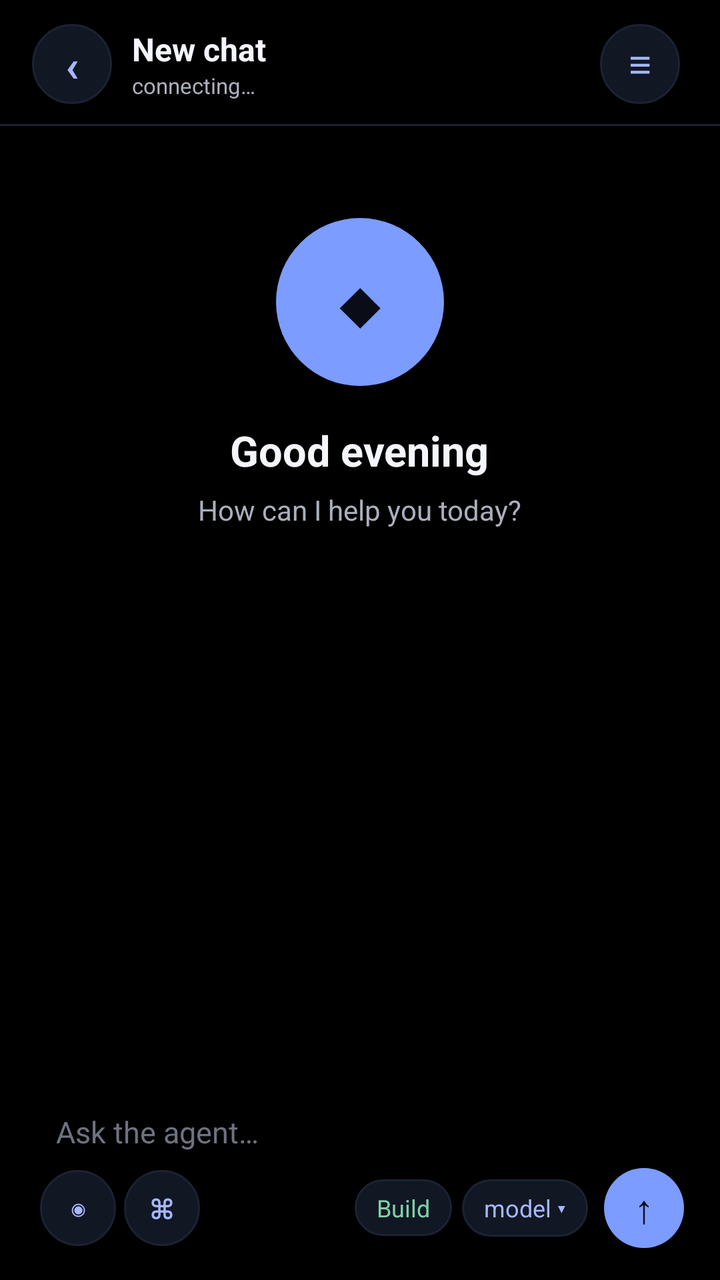
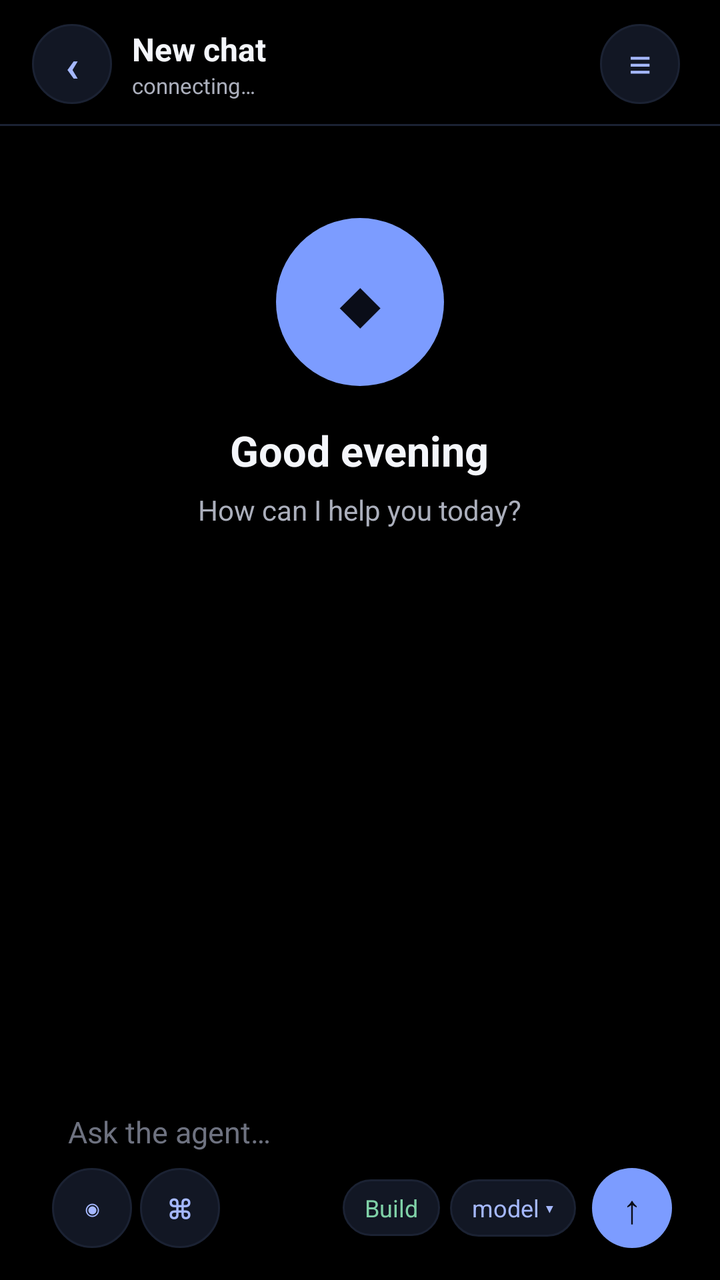

Screens rendered from an Android XML layout before and after an edit, with the pre-edit source and the edit as a unified diff.
<!-- AndroidManifest.xml: application theme AppTheme -->
<!-- res/layout/activity_chat.xml -->
<?xml version="1.0" encoding="utf-8"?>
<LinearLayout xmlns:android="http://schemas.android.com/apk/res/android"
    android:layout_width="match_parent"
    android:layout_height="match_parent"
    android:orientation="vertical"
    android:background="@color/bg">

    
    <LinearLayout
        android:layout_width="match_parent"
        android:layout_height="wrap_content"
        android:orientation="horizontal"
        android:gravity="center_vertical"
        android:paddingStart="16dp"
        android:paddingEnd="12dp"
        android:paddingTop="12dp"
        android:paddingBottom="10dp">

        
        <TextView
            android:id="@+id/btnBack"
            android:layout_width="40dp"
            android:layout_height="40dp"
            android:minWidth="40dp"
            android:layout_marginEnd="10dp"
            android:background="@drawable/bg_chip"
            android:contentDescription="Back"
            android:gravity="center"
            android:text="‹"
            android:textColor="@color/accent_light"
            android:textSize="22sp"
            android:textStyle="bold"/>

        <LinearLayout
            android:layout_width="0dp"
            android:layout_height="wrap_content"
            android:layout_weight="1"
            android:orientation="vertical">

            <TextView
                android:id="@+id/tvTitle"
                android:layout_width="match_parent"
                android:layout_height="wrap_content"
                android:text="New chat"
                android:textColor="@color/text_primary"
                android:textSize="16sp"
                android:textStyle="bold"
                android:maxLines="1"
                android:ellipsize="end"/>

            <TextView
                android:id="@+id/tvSub"
                android:layout_width="match_parent"
                android:layout_height="wrap_content"
                android:text="connecting…"
                android:textColor="@color/text_secondary"
                android:textSize="11sp"
                android:maxLines="1"
                android:ellipsize="end"/>
        </LinearLayout>

        
        <TextView
            android:id="@+id/tvSpend"
            android:layout_width="wrap_content"
            android:layout_height="wrap_content"
            android:layout_marginEnd="8dp"
            android:background="@drawable/bg_chip"
            android:contentDescription="Context and spend meter"
            android:maxWidth="120dp"
            android:ellipsize="middle"
            android:paddingStart="9dp"
            android:paddingEnd="9dp"
            android:paddingTop="7dp"
            android:paddingBottom="7dp"
            android:fontFamily="monospace"
            android:text="⇅ 0 · $0"
            android:textColor="@color/text_secondary"
            android:textSize="10sp"
            android:maxLines="1"
            android:visibility="gone"/>

        <TextView
            android:id="@+id/btnSessions"
            android:layout_width="40dp"
            android:layout_height="40dp"
            android:layout_marginEnd="8dp"
            android:background="@drawable/bg_chip"
            android:contentDescription="Sessions"
            android:gravity="center"
            android:text="≡"
            android:textColor="@color/accent_light"
            android:textSize="20sp"/>
    </LinearLayout>

    <View
        android:layout_width="match_parent"
        android:layout_height="1dp"
        android:background="@color/stroke"/>

    
    <FrameLayout
        android:layout_width="match_parent"
        android:layout_height="0dp"
        android:layout_weight="1">

    <ScrollView
        android:id="@+id/scroll"
        android:layout_width="match_parent"
        android:layout_height="match_parent"
        android:fillViewport="true"
        android:scrollbars="vertical"
        android:overScrollMode="never">

        <LinearLayout
            android:layout_width="match_parent"
            android:layout_height="wrap_content"
            android:orientation="vertical">

            <LinearLayout
                android:id="@+id/emptyHero"
                android:layout_width="match_parent"
                android:layout_height="wrap_content"
                android:orientation="vertical"
                android:gravity="center_horizontal"
                android:paddingTop="46dp"
                android:paddingStart="28dp"
                android:paddingEnd="28dp">

                <TextView
                    android:layout_width="84dp"
                    android:layout_height="84dp"
                    android:background="@drawable/bg_hero"
                    android:gravity="center"
                    android:text="◆"
                    android:textColor="@color/on_accent"
                    android:textSize="34sp"/>

                <TextView
                    android:id="@+id/heroTitle"
                    android:layout_width="wrap_content"
                    android:layout_height="wrap_content"
                    android:paddingTop="18dp"
                    android:text="Good evening"
                    android:textColor="@color/text_primary"
                    android:textSize="21sp"
                    android:textStyle="bold"/>

                <TextView
                    android:id="@+id/heroSub"
                    android:layout_width="wrap_content"
                    android:layout_height="wrap_content"
                    android:gravity="center"
                    android:paddingTop="6dp"
                    android:text="How can I help you today?"
                    android:textColor="@color/text_secondary"
                    android:textSize="14sp"
                    android:lineSpacingExtra="2dp"/>

                <LinearLayout
                    android:id="@+id/suggestBox"
                    android:layout_width="wrap_content"
                    android:layout_height="wrap_content"
                    android:orientation="vertical"
                    android:gravity="center_horizontal"
                    android:paddingTop="20dp"/>
            </LinearLayout>

            <LinearLayout
                android:id="@+id/list"
                android:layout_width="match_parent"
                android:layout_height="wrap_content"
                android:orientation="vertical"
                android:paddingStart="16dp"
                android:paddingEnd="16dp"
                android:paddingTop="14dp"
                android:paddingBottom="14dp"/>
        </LinearLayout>
    </ScrollView>

    
    <TextView
        android:id="@+id/scrollPill"
        android:layout_width="wrap_content"
        android:layout_height="wrap_content"
        android:layout_gravity="bottom|center_horizontal"
        android:layout_marginBottom="14dp"
        android:background="@drawable/bg_chip"
        android:contentDescription="Scroll to latest"
        android:paddingStart="16dp"
        android:paddingEnd="16dp"
        android:paddingTop="7dp"
        android:paddingBottom="7dp"
        android:text="↓  latest"
        android:textColor="@color/accent_light"
        android:textSize="12sp"
        android:visibility="gone"/>
    </FrameLayout>

    
    <LinearLayout
        android:id="@+id/liveSlot"
        android:layout_width="match_parent"
        android:layout_height="wrap_content"
        android:orientation="vertical"
        android:paddingStart="10dp"
        android:paddingEnd="10dp"
        android:paddingTop="2dp"
        android:visibility="gone"/>

    
    <LinearLayout
        android:id="@+id/permSlot"
        android:layout_width="match_parent"
        android:layout_height="wrap_content"
        android:orientation="vertical"
        android:paddingStart="10dp"
        android:paddingEnd="10dp"
        android:visibility="gone"/>

    
    <LinearLayout
        android:id="@+id/qSlot"
        android:layout_width="match_parent"
        android:layout_height="wrap_content"
        android:orientation="vertical"
        android:paddingStart="10dp"
        android:paddingEnd="10dp"
        android:visibility="gone"/>

    <TextView
        android:id="@+id/tvStatus"
        android:layout_width="match_parent"
        android:layout_height="wrap_content"
        android:paddingStart="18dp"
        android:paddingEnd="16dp"
        android:paddingTop="4dp"
        android:paddingBottom="2dp"
        android:textColor="@color/warn"
        android:textSize="11sp"
        android:maxLines="1"
        android:ellipsize="end"
        android:visibility="gone"/>

    
    <LinearLayout
        android:id="@+id/typingSlot"
        android:layout_width="match_parent"
        android:layout_height="wrap_content"
        android:orientation="horizontal"
        android:gravity="center_vertical"
        android:paddingStart="18dp"
        android:paddingEnd="16dp"
        android:paddingTop="2dp"
        android:paddingBottom="2dp"
        android:visibility="gone"/>

    
    <LinearLayout
        android:id="@+id/composerBar"
        android:layout_width="match_parent"
        android:layout_height="wrap_content"
        android:orientation="vertical"
        android:paddingStart="10dp"
        android:paddingEnd="10dp"
        android:paddingTop="4dp"
        android:paddingBottom="8dp">

        
        <TextView
            android:id="@+id/costHint"
            android:layout_width="match_parent"
            android:layout_height="wrap_content"
            android:gravity="start"
            android:ellipsize="end"
            android:fontFamily="monospace"
            android:paddingStart="8dp"
            android:paddingEnd="8dp"
            android:paddingBottom="2dp"
            android:textColor="@color/text_tertiary"
            android:textSize="10sp"
            android:maxLines="1"
            android:visibility="gone"/>

        
        <LinearLayout
            android:id="@+id/composerCard"
            android:layout_width="match_parent"
            android:layout_height="wrap_content"
            android:orientation="vertical">

            
            <HorizontalScrollView
                android:id="@+id/attachScroll"
                android:layout_width="match_parent"
                android:layout_height="wrap_content"
                android:scrollbars="none"
                android:visibility="gone">

                <LinearLayout
                    android:id="@+id/attachSlot"
                    android:layout_width="wrap_content"
                    android:layout_height="wrap_content"
                    android:orientation="horizontal"
                    android:paddingStart="10dp"
                    android:paddingTop="10dp"
                    android:paddingBottom="2dp"/>
            </HorizontalScrollView>

            <EditText
                android:id="@+id/input"
                android:layout_width="match_parent"
                android:layout_height="wrap_content"
                android:background="@null"
                android:paddingStart="18dp"
                android:paddingEnd="18dp"
                android:paddingTop="13dp"
                android:paddingBottom="4dp"
                android:hint="Ask the agent…"
                android:textColor="@color/text_primary"
                android:textColorHint="@color/text_tertiary"
                android:textSize="15sp"
                android:maxLines="6"
                android:inputType="textCapSentences|textMultiLine"/>

            <LinearLayout
                android:layout_width="match_parent"
                android:layout_height="wrap_content"
                android:orientation="horizontal"
                android:gravity="center_vertical"
                android:paddingStart="10dp"
                android:paddingEnd="8dp"
                android:paddingTop="4dp"
                android:paddingBottom="8dp">

                
                <TextView
                    android:id="@+id/btnVision"
                    android:layout_width="38dp"
                    android:layout_height="38dp"
                    android:background="@drawable/bg_chip"
                    android:contentDescription="Attach image"
                    android:gravity="center"
                    android:text="◉"
                    android:textColor="@color/accent_light"
                    android:textSize="15sp"/>

                <TextView
                    android:id="@+id/btnPalette"
                    android:layout_width="38dp"
                    android:layout_height="38dp"
                    android:layout_marginStart="4dp"
                    android:background="@drawable/bg_chip"
                    android:contentDescription="Command palette"
                    android:gravity="center"
                    android:text="⌘"
                    android:textColor="@color/accent_light"
                    android:textSize="16sp"/>

                <View
                    android:layout_width="0dp"
                    android:layout_height="1dp"
                    android:layout_weight="1"/>

                <TextView
                    android:id="@+id/chipMode"
                    android:layout_width="wrap_content"
                    android:layout_height="wrap_content"
                    android:background="@drawable/bg_chip"
                    android:paddingStart="11dp"
                    android:paddingEnd="11dp"
                    android:paddingTop="6dp"
                    android:paddingBottom="6dp"
                    android:text="Build"
                    android:textColor="@color/ok"
                    android:textSize="12sp"/>

                <TextView
                    android:id="@+id/chipModel"
                    android:layout_width="wrap_content"
                    android:layout_height="wrap_content"
                    android:layout_marginStart="5dp"
                    android:layout_marginEnd="8dp"
                    android:background="@drawable/bg_chip"
                    android:paddingStart="11dp"
                    android:paddingEnd="11dp"
                    android:paddingTop="6dp"
                    android:paddingBottom="6dp"
                    android:text="model ▾"
                    android:textColor="@color/accent_light"
                    android:textSize="12sp"
                    android:maxLines="1"
                    android:ellipsize="middle"
                    android:maxWidth="140dp"/>

                <TextView
                    android:id="@+id/btnSend"
                    android:layout_width="40dp"
                    android:layout_height="40dp"
                    android:background="@drawable/bg_send"
                    android:contentDescription="Send"
                    android:gravity="center"
                    android:text="↑"
                    android:textColor="@color/on_accent"
                    android:textSize="20sp"/>
            </LinearLayout>
        </LinearLayout>
    </LinearLayout>
</LinearLayout>
<!-- resources referenced by this layout -->
<resources>
  <color name="accent_light">#A5B8FF</color>
  <color name="bg">#000000</color>
  <color name="ok">#7FD1A7</color>
  <color name="on_accent">#0A0D18</color>
  <color name="stroke">#1B2233</color>
  <color name="text_primary">#F4F6FB</color>
  <color name="text_secondary">#ABAFBC</color>
  <color name="text_tertiary">#6E7280</color>
  <color name="warn">#E5C07B</color>
  <!-- drawable bg_chip (drawable) -->
  <?xml version="1.0" encoding="utf-8"?>
  <shape xmlns:android="http://schemas.android.com/apk/res/android"
      android:shape="rectangle">
      <solid android:color="@color/surface2"/>
      <corners android:radius="20dp"/>
      <stroke android:width="1dp" android:color="@color/stroke"/>
  </shape>
  <!-- drawable bg_hero (drawable) -->
  <?xml version="1.0" encoding="utf-8"?>
  <shape xmlns:android="http://schemas.android.com/apk/res/android"
         android:shape="oval">
      <solid android:color="@color/accent"/>
  </shape>
  <!-- drawable bg_send (drawable) -->
  <?xml version="1.0" encoding="utf-8"?>
  <shape xmlns:android="http://schemas.android.com/apk/res/android" android:shape="oval">
      <solid android:color="@color/accent"/>
  </shape>
  <style name="AppTheme" parent="android:Theme.Material.NoActionBar">
          <item name="android:windowBackground">@color/bg</item>
          <item name="android:colorPrimary">@color/accent</item>
          <item name="android:colorPrimaryDark">@color/bg</item>
          <item name="android:colorAccent">@color/accent_light</item>
          <item name="android:statusBarColor">@color/bg</item>
          <item name="android:navigationBarColor">@color/bg</item>
          <item name="android:windowLightStatusBar">false</item>
          <item name="android:textColorPrimary">@color/text_primary</item>
          <item name="android:textColorSecondary">@color/text_secondary</item>
          <item name="android:windowAnimationStyle">@style/OcWindowAnim</item>
          
          <item name="android:alertDialogTheme">@style/OcSheet</item>
      </style>
  <color name="surface2">#121724</color>
  <color name="accent">#7C9CFF</color>
  <style name="OcWindowAnim" parent="@android:style/Animation.Activity">
          <item name="android:activityOpenEnterAnimation">@anim/slide_in_right</item>
          <item name="android:activityOpenExitAnimation">@anim/fade_out</item>
          <item name="android:activityCloseEnterAnimation">@anim/fade_in</item>
          <item name="android:activityCloseExitAnimation">@anim/slide_out_right</item>
          <item name="android:taskOpenEnterAnimation">@anim/slide_in_right</item>
          <item name="android:taskOpenExitAnimation">@anim/fade_out</item>
      </style>
  <style name="OcSheet" parent="android:Theme.Material.Dialog.Alert">
          <item name="android:windowBackground">@drawable/bg_sheet</item>
          <item name="android:colorAccent">@color/accent</item>
          <item name="android:colorPrimary">@color/accent</item>
          <item name="android:textColorPrimary">@color/text_primary</item>
          <item name="android:textColorSecondary">@color/text_secondary</item>
          <item name="android:windowEnterAnimation">@anim/sheet_in</item>
          <item name="android:windowExitAnimation">@anim/sheet_out</item>
      </style>
  <!-- drawable bg_sheet (drawable) -->
  <?xml version="1.0" encoding="utf-8"?>
  <shape xmlns:android="http://schemas.android.com/apk/res/android" android:shape="rectangle">
      <solid android:color="@color/surface"/>
      <corners android:topLeftRadius="22dp" android:topRightRadius="22dp"
               android:bottomLeftRadius="6dp" android:bottomRightRadius="6dp"/>
      <stroke android:width="1dp" android:color="@color/stroke"/>
  </shape>
  <color name="surface">#0B0E16</color>
</resources>

<!-- the commit's change to res/layout/activity_chat.xml (unified diff, before → after) -->
@@ -203,8 +203,8 @@
         android:layout_width="match_parent"
         android:layout_height="wrap_content"
         android:orientation="vertical"
-        android:paddingStart="10dp"
-        android:paddingEnd="10dp"
+        android:paddingStart="16dp"
+        android:paddingEnd="16dp"
         android:paddingTop="2dp"
         android:visibility="gone"/>
 
@@ -214,8 +214,8 @@
         android:layout_width="match_parent"
         android:layout_height="wrap_content"
         android:orientation="vertical"
-        android:paddingStart="10dp"
-        android:paddingEnd="10dp"
+        android:paddingStart="16dp"
+        android:paddingEnd="16dp"
         android:visibility="gone"/>
 
     
@@ -224,15 +224,15 @@
         android:layout_width="match_parent"
         android:layout_height="wrap_content"
         android:orientation="vertical"
-        android:paddingStart="10dp"
-        android:paddingEnd="10dp"
+        android:paddingStart="16dp"
+        android:paddingEnd="16dp"
         android:visibility="gone"/>
 
     <TextView
         android:id="@+id/tvStatus"
         android:layout_width="match_parent"
         android:layout_height="wrap_content"
-        android:paddingStart="18dp"
+        android:paddingStart="16dp"
         android:paddingEnd="16dp"
         android:paddingTop="4dp"
         android:paddingBottom="2dp"
@@ -249,7 +249,7 @@
         android:layout_height="wrap_content"
         android:orientation="horizontal"
         android:gravity="center_vertical"
-        android:paddingStart="18dp"
+        android:paddingStart="16dp"
         android:paddingEnd="16dp"
         android:paddingTop="2dp"
         android:paddingBottom="2dp"
@@ -261,8 +261,8 @@
         android:layout_width="match_parent"
         android:layout_height="wrap_content"
         android:orientation="vertical"
-        android:paddingStart="10dp"
-        android:paddingEnd="10dp"
+        android:paddingStart="16dp"
+        android:paddingEnd="16dp"
         android:paddingTop="4dp"
         android:paddingBottom="8dp">
 
@@ -336,8 +336,8 @@
                 
                 <TextView
                     android:id="@+id/btnVision"
-                    android:layout_width="38dp"
-                    android:layout_height="38dp"
+                    android:layout_width="40dp"
+                    android:layout_height="40dp"
                     android:background="@drawable/bg_chip"
                     android:contentDescription="Attach image"
                     android:gravity="center"
@@ -347,8 +347,8 @@
 
                 <TextView
                     android:id="@+id/btnPalette"
-                    android:layout_width="38dp"
-                    android:layout_height="38dp"
+                    android:layout_width="40dp"
+                    android:layout_height="40dp"
                     android:layout_marginStart="4dp"
                     android:background="@drawable/bg_chip"
                     android:contentDescription="Command palette"
